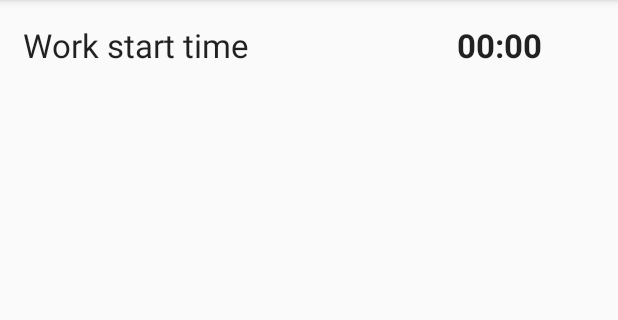
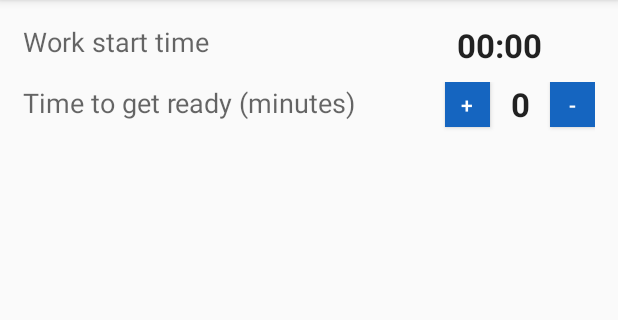
Before and after one commit to RUSEGroup12/SmartSchedule, an Android app: the SettingsActivity screen opened directly, with no data from a screen before it, on a phone screen of 412 x 824 dp, the part 84-404 px from its top. Run offline under Robolectric (Android 15) with nearby library versions, the phone set to English and light mode, and no system bars.

Commit message:
Add time to get ready

```diff
--- a/app/src/main/java/com/huyphan/smartschedule/SettingsActivity.java
+++ b/app/src/main/java/com/huyphan/smartschedule/SettingsActivity.java
@@ -16,18 +16,25 @@ public class SettingsActivity extends AppCompatActivity{
 
     public static final String PREFS_NAME = "MySettings";
 
-    TextView workStartTime;
+    TextView workStartTimeTextView;
+    TextView timeToGetReadyTextView;
+
+    int timeToGetReadyInMinutes;
 
     @Override
     protected void onCreate(Bundle savedInstanceState) {
         super.onCreate(savedInstanceState);
         setContentView(R.layout.activity_settings);
-        workStartTime = (TextView) findViewById(R.id.work_start_time_text_view);
+        workStartTimeTextView = (TextView) findViewById(R.id.work_start_time_text_view);
+        timeToGetReadyTextView = (TextView) findViewById(R.id.time_to_get_ready_text_view);
 
         // Restore preferences
         SharedPreferences settings = getSharedPreferences(PREFS_NAME, 0);
-        String time = settings.getString("workStartTime", "00:00");
-        workStartTime.setText(time);
+        String workStartTime = settings.getString("workStartTime", "00:00");
+        String timeToGetReady = settings.getString("timeToGetReady", "0");
+        workStartTimeTextView.setText(workStartTime);
+        timeToGetReadyTextView.setText(timeToGetReady);
+        timeToGetReadyInMinutes = Integer.parseInt(timeToGetReady);
     }
 
     @Override
@@ -49,7 +56,8 @@ public class SettingsActivity extends AppCompatActivity{
                 // All objects are from android.context.Context
                 SharedPreferences settings = getSharedPreferences(PREFS_NAME, 0);
                 SharedPreferences.Editor editor = settings.edit();
-                editor.putString("workStartTime", workStartTime.getText().toString());
+                editor.putString("workStartTime", workStartTimeTextView.getText().toString());
+                editor.putString("timeToGetReady", timeToGetReadyTextView.getText().toString());
                 // Commit the edits!
                 editor.commit();
 
@@ -68,11 +76,21 @@ public class SettingsActivity extends AppCompatActivity{
                 TimePickerDialog.OnTimeSetListener() {
                     @Override
                     public void onTimeSet(TimePicker view, int hourOfDay, int minute) {
-                        workStartTime.setText(hourOfDay + ":" + prettyMinute(minute));
+                        workStartTimeTextView.setText(hourOfDay + ":" + prettyMinute(minute));
                     }
                 }, 6, 0, false);
         timePickerDialog.show();
     }
+
+    public void increaseTime(View view){
+        timeToGetReadyInMinutes += 5;
+        timeToGetReadyTextView.setText(String.valueOf(timeToGetReadyInMinutes));
+    }
+    public void decreaseTime(View view){
+        timeToGetReadyInMinutes -= 5;
+        timeToGetReadyTextView.setText(String.valueOf(timeToGetReadyInMinutes));
+    }
+
 
     public String prettyMinute(int minute){
         if (minute==0){
--- a/app/src/main/res/layout/activity_settings.xml
+++ b/app/src/main/res/layout/activity_settings.xml
@@ -11,15 +11,15 @@
     <LinearLayout
         android:layout_width="match_parent"
         android:layout_height="wrap_content"
-        android:orientation="horizontal"
-        android:onClick="selectTime">
+        android:onClick="selectTime"
+        android:orientation="horizontal">
 
         <TextView
             android:layout_width="0dp"
             android:layout_height="wrap_content"
             android:layout_weight="2"
             android:text="Work start time"
-            android:textAppearance="?android:textAppearanceLarge" />
+            android:textAppearance="?android:textAppearanceMedium" />
 
         <TextView
             android:id="@+id/work_start_time_text_view"
@@ -34,5 +34,48 @@
 
     </LinearLayout>
 
+    <LinearLayout
+        android:layout_width="match_parent"
+        android:layout_height="wrap_content"
+        android:onClick="selectTime"
+        android:orientation="horizontal"
+        android:paddingTop="10dp">
+
+        <TextView
+            android:layout_width="0dp"
+            android:layout_height="wrap_content"
+            android:layout_weight="20"
+            android:text="Time to get ready (minutes)"
+            android:textAppearance="?android:textAppearanceMedium" />
+
+        <Button
+            android:layout_width="30dp"
+            android:layout_height="30dp"
+            android:background="@color/colorPrimaryDark"
+            android:onClick="increaseTime"
+            android:text="+"
+            android:textColor="#FFFFFF" />
+
+        <TextView
+            android:id="@+id/time_to_get_ready_text_view"
+            android:layout_width="40dp"
+            android:layout_height="wrap_content"
+            android:layout_gravity="bottom"
+            android:gravity="center"
+            android:paddingBottom="10dp"
+            android:text="0"
+            android:textAppearance="?android:textAppearanceLarge"
+            android:textStyle="bold" />
+
+        <Button
+            android:layout_width="30dp"
+            android:layout_height="30dp"
+            android:background="@color/colorPrimaryDark"
+            android:onClick="decreaseTime"
+            android:text="-"
+            android:textColor="#FFFFFF" />
+
+    </LinearLayout>
+
 
 </LinearLayout>
```
